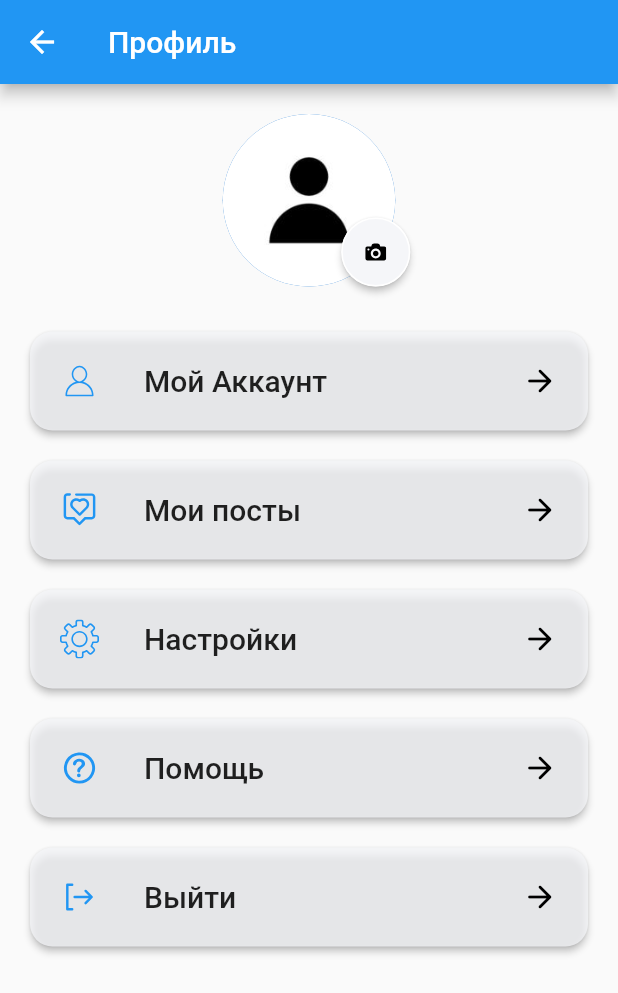
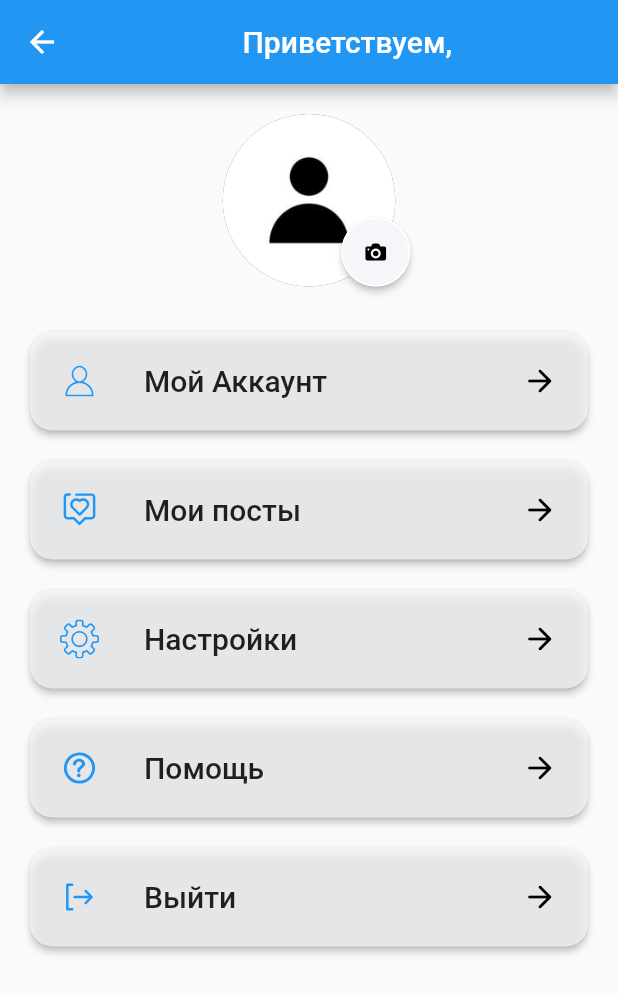
Before and after one commit to Kanat-rttd/Oner, a Flutter app: the AccountScreen screen opened by its route, on a phone screen of 412 x 824 dp. Shown: the top 993 px of the screen. Run offline on Flutter 3.47's test engine with Material 2 defaults, Android fonts, the phone set to English and light mode, and no system bars; our stand-ins replace cloud_firestore, email_validator, firebase_auth, firebase_core, firebase_database, firebase_storage and 3 more; accounts and stored records are empty.

```diff
--- a/lib/main.dart
+++ b/lib/main.dart
@@ -1,5 +1,6 @@
 import 'package:firebase_core/firebase_core.dart';
 import 'package:flutter/material.dart';
+import 'package:oner/mypage/edit_profile.dart';
 import 'package:oner/screens/bottom_navigation/account_screen.dart';
 import 'package:oner/screens/bottom_navigation/home_screen.dart';
 import 'package:oner/auth/login_screen.dart';
@@ -52,6 +53,7 @@ class MyApp extends StatelessWidget {
         '/parties': (context) => const PartiesPage(),
         '/paintings': (context) => const PaintingsPage(),
         '/films': (context) => const FilmsPage(),
+        '/editProfile':(context) => const ProfileEditPage(),
       },
       initialRoute: '/',
     );
--- a/lib/screens/bottom_navigation/account_screen.dart
+++ b/lib/screens/bottom_navigation/account_screen.dart
@@ -1,18 +1,54 @@
-// import 'package:firebase_auth/firebase_auth.dart';
+// import 'package:cloud_firestore/cloud_firestore.dart';
+import 'package:cloud_firestore/cloud_firestore.dart';
+import 'package:firebase_auth/firebase_auth.dart';
 import 'package:flutter/material.dart';
 import 'account_screen_components/body.dart';
 
-class AccountScreen extends StatelessWidget {
+class AccountScreen extends StatefulWidget {
   const AccountScreen({Key? key}) : super(key: key);
 
   @override
+  State<AccountScreen> createState() => _AccountScreenState();
+}
+
+class _AccountScreenState extends State<AccountScreen> {
+  final currentUser = FirebaseAuth.instance.currentUser!;
+
+  @override
   Widget build(BuildContext context) {
-    // final user = FirebaseAuth.instance.currentUser;
     return Scaffold(
       appBar: AppBar(
-        title: const Text('Профиль'),
+        title: StreamBuilder<DocumentSnapshot>(
+          stream: FirebaseFirestore.instance
+            .collection('user_info')
+            .doc(currentUser.email)
+            .snapshots(),
+          builder: (context, snapshot) {
+            //get user data
+            if (snapshot.hasData) {
+              final userData = snapshot.data!.data() as Map<String, dynamic>;
+
+              return Row(
+                mainAxisAlignment: MainAxisAlignment.center,
+                children: [
+                  Text(
+                    'Приветствуем, ' + userData['Имя']
+                  )
+                ],
+              );
+
+            } else if (snapshot.hasError) {
+              return Center(
+                child: Text('Error ${snapshot.error}'),
+              );
+            }
+
+            return const Center(child: CircularProgressIndicator(),
+            );
+          }
+        )
       ),
-      body: const Body(),
-    );
+      body: Body(),
+      );
   }
 }
--- a/lib/screens/bottom_navigation/account_screen_components/body.dart
+++ b/lib/screens/bottom_navigation/account_screen_components/body.dart
@@ -4,7 +4,9 @@ import 'package:oner/screens/bottom_navigation/account_screen_components/profile
 import 'package:oner/screens/bottom_navigation/account_screen_components/profile_pic.dart';
 
 class Body extends StatelessWidget {
-  const Body({Key? key});
+  final String? firstName;
+
+  const Body({Key? key, this.firstName}) : super(key: key);
 
   Future<void> _showLogoutDialog(BuildContext context) async {
     return showDialog(
@@ -37,10 +39,13 @@ class Body extends StatelessWidget {
           const SizedBox(height: 20),
           const ProfilePic(),
           const SizedBox(height: 20),
+
           ProfileMenu(
             icon: "assets/user.svg",
             text: "Мой Аккаунт",
-            press: () {},
+            press: () {
+              Navigator.pushNamed(context, '/editProfile');
+            },
           ),
           ProfileMenu(
             icon: "assets/loved-post.svg",
--- a/pubspec.yaml
+++ b/pubspec.yaml
@@ -44,7 +44,7 @@ dependencies:
   firebase_storage: ^11.5.1
   image_picker: ^1.0.4
   shared_preferences: ^2.2.2
-  cloud_firestore: ^4.13.1
+  cloud_firestore: ^4.13.2
   http: ^1.1.0
   path_provider: ^2.1.1
 
```
Also changed, not shown: lib/auth/signup_screen.dart (+34 -16 lines), lib/mypage/additional/textbox.dart (added, +54 -0 lines), lib/mypage/edit_profile.dart (added, +140 -0 lines), pubspec.lock.
